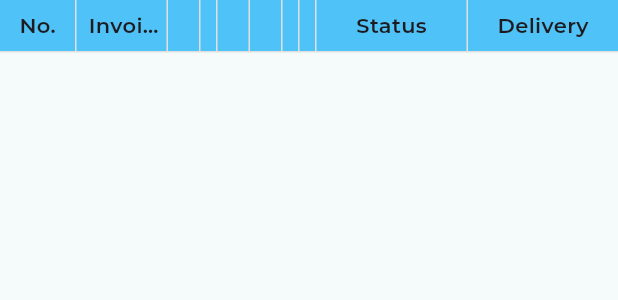
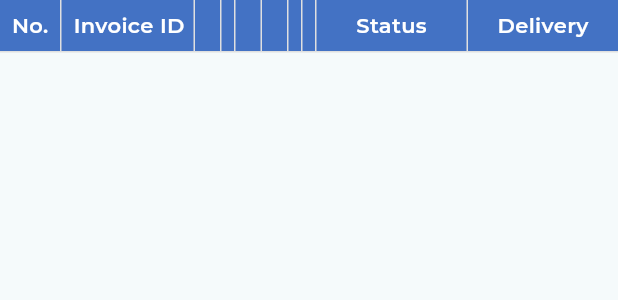
Before and after one commit to soemintheinsmt6/Mobile-Service-Manager, a Flutter app: what serviceHeader() shows on an empty page, opened directly, on a phone screen of 412 x 824 dp. Shown: the top 300 px of the screen. Run offline on Flutter 3.47's test engine with Material 3 defaults, Android fonts, the phone set to English and light mode, and no system bars; drawn by our look-alikes of separated_row; our stand-ins replace dropdown_textfield, flutter_riverpod, google_fonts, multi_dropdown, objectbox, rflutter_alert and 1 more; missing offline and left inert: signed_spacing_flex, window_size; generated files the repository leaves out were written again.

Commit message:
feat: service list item

```diff
--- a/lib/constants/constants.dart
+++ b/lib/constants/constants.dart
@@ -11,11 +11,6 @@ final kLargeBoldTextStyle = GoogleFonts.montserrat(
   fontWeight: FontWeight.bold,
 );
 
-final kTextFieldTextStyle = GoogleFonts.montserrat(
-  fontSize: 14,
-  fontWeight: FontWeight.w600,
-);
-
 final kHeaderTextStyle = GoogleFonts.montserrat(
   fontSize: 24,
   fontWeight: FontWeight.bold,
--- a/lib/main.dart
+++ b/lib/main.dart
@@ -129,8 +129,7 @@ class _MainScreenState extends State<MainScreen> {
               ],
             ),
           ),
-          // Vertical Divider
-          const VerticalDivider(thickness: 1, width: 1),
+
           // Main Content Area
           Expanded(
             child: _screens[_selectedIndex],
--- a/lib/models/service_item.dart
+++ b/lib/models/service_item.dart
@@ -34,7 +34,7 @@ class ServiceItem {
   String get simAndSd {
     if (!simIncluded && !sdIncluded) {
       return 'nothing';
-    } else if (simIncluded && !sdIncluded) {
+    } else if (simIncluded && sdIncluded) {
       return 'SIM & SD';
     } else if (simIncluded) {
       return 'SIM';
--- a/lib/widgets/service_tile.dart
+++ b/lib/widgets/service_tile.dart
@@ -2,6 +2,7 @@ import 'package:flutter/material.dart';
 import 'package:intl/intl.dart';
 import 'package:mobile_service_manager/constants/constants.dart';
 import 'package:mobile_service_manager/models/service_item.dart';
+import 'package:mobile_service_manager/utils/utils.dart';
 import 'package:separated_row/separated_row.dart';
 
 const _rowHeight = 35.0;
@@ -19,7 +20,7 @@ class ServiceTile extends StatelessWidget {
     final error = item.faults.map((e) => e.name).join(', ');
     final date =
         DateFormat('dd MMM yyyy').format(DateTime.parse(item.issueDate));
-    final color = index % 2 == 0 ? Colors.grey.shade200 : Colors.white;
+    final color = index % 2 == 0 ? Colors.white : Colors.grey.shade200;
 
     return Container(
       height: _rowHeight,
@@ -30,10 +31,10 @@ class ServiceTile extends StatelessWidget {
       child: SeparatedRow(
           separatorBuilder: (BuildContext context, int index) => _vDivider(),
           children: [
-            _Box(text: index.toString(), width: 50),
+            _Box(text: (index + 1).toString(), width: 40),
             _Box(
                 text: item.invoiceId.toString(),
-                width: 60,
+                width: 88,
                 alignment: Alignment.centerLeft),
             _Cell(text: item.customerName, flex: 2),
             _Cell(text: item.phoneNumber.toString()),
@@ -43,8 +44,9 @@ class ServiceTile extends StatelessWidget {
             _Cell(text: error, flex: 2),
             _Cell(text: item.simAndSd),
             _Cell(text: date),
-            _Box(text: item.status, color: Colors.greenAccent),
-            _Box(text: item.location, color: Colors.yellowAccent),
+            _Box(text: translate(item.status), color: setColor(item.status)),
+            _Box(
+                text: translate(item.location), color: setColor(item.location)),
           ]),
     );
   }
@@ -54,20 +56,20 @@ Widget serviceHeader() {
   return Container(
     height: _rowHeight,
     decoration: BoxDecoration(
-      color: Colors.lightBlue.shade300,
+      color: const Color(0xFF4372C4),
       border: Border(bottom: BorderSide(color: Colors.grey.shade300)),
     ),
     child: SeparatedRow(
         separatorBuilder: (BuildContext context, int index) => _vDivider(),
         children: const [
-          _Box(text: 'No.', width: 50, isHeader: true),
+          _Box(text: 'No.', width: 40, isHeader: true),
           _Box(
               text: 'Invoice ID',
-              width: 60,
+              width: 88,
               alignment: Alignment.centerLeft,
               isHeader: true),
-          _Cell(text: 'Customer Name', flex: 2, isHeader: true),
-          _Cell(text: 'Phone Number', isHeader: true),
+          _Cell(text: 'Name', flex: 2, isHeader: true),
+          _Cell(text: 'Phone No.', isHeader: true),
           _Cell(text: 'Model', flex: 2, isHeader: true),
           _Cell(text: 'Error', flex: 2, isHeader: true),
           _Cell(text: 'SIM & SD', isHeader: true),
@@ -91,7 +93,10 @@ class _Cell extends StatelessWidget {
 
   @override
   Widget build(BuildContext context) {
-    final textStyle = isHeader ? kTextFieldTextStyle : kDefaultTextStyle;
+    final textStyle = isHeader
+        ? kBodyTextStyle.copyWith(
+            color: Colors.white, fontWeight: FontWeight.w600)
+        : kDefaultTextStyle;
 
     return Expanded(
       flex: flex,
@@ -121,7 +126,10 @@ class _Box extends StatelessWidget {
 
   @override
   Widget build(BuildContext context) {
-    final textStyle = isHeader ? kTextFieldTextStyle : kDefaultTextStyle;
+    final textStyle = isHeader
+        ? kBodyTextStyle.copyWith(
+            color: Colors.white, fontWeight: FontWeight.w600)
+        : kDefaultTextStyle;
     final padding = alignment == Alignment.center ? 0.0 : _leftPadding;
 
     return Container(
```
Also changed, not shown: lib/screens/service_item_form.dart (+14 -2 lines), lib/screens/service_item_list_screen.dart (+48 -8 lines), lib/utils/utils.dart (added, +37 -0 lines).
